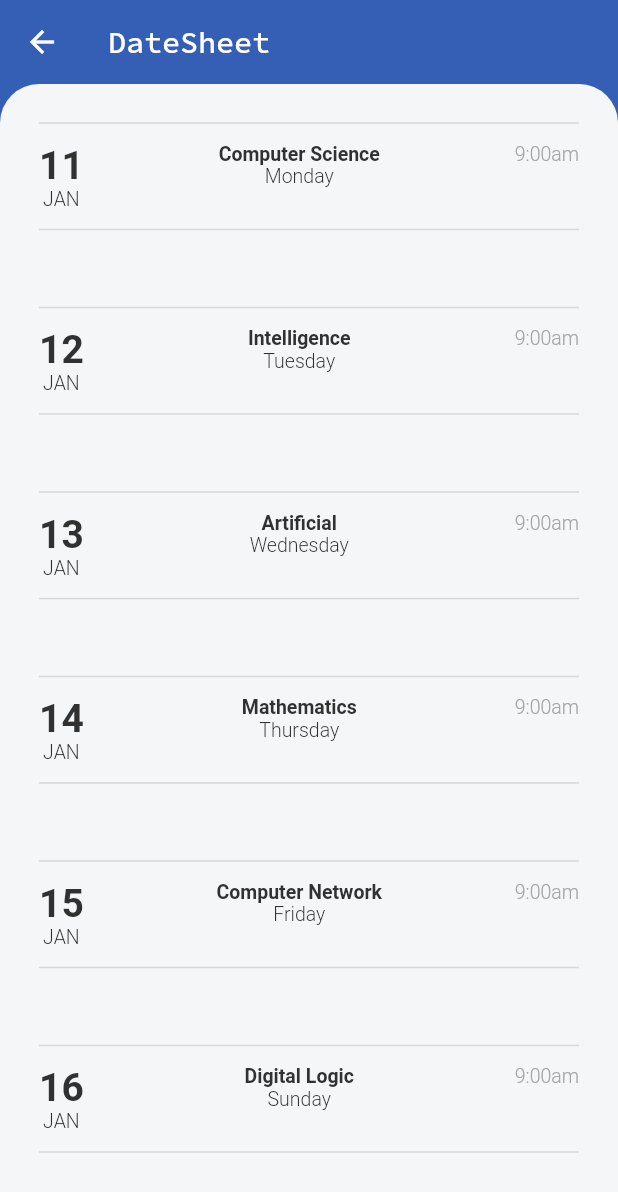
After one commit to KABITATHUYAJU98/school_app_flutter, a Flutter app: the DateSheetScreen screen opened by its route, on a phone screen of 412 x 824 dp. The commit adds this screen. Shown: the top 1192 px of the screen. Run offline on Flutter 3.47's test engine with Material 2 defaults, Android fonts, the phone set to English and light mode, and no system bars; our stand-ins replace flutter_svg, google_fonts.

Commit message:
'added_date_sheet_screen'

```diff
--- a/lib/routes.dart
+++ b/lib/routes.dart
@@ -1,5 +1,6 @@
 import 'package:flutter/material.dart';
 import 'package:hamro_vidyalaya/screens/assignment_screen/assignment_screen.dart';
+import 'package:hamro_vidyalaya/screens/date_sheet_screen/date_sheet_screen.dart';
 import 'package:hamro_vidyalaya/screens/fee_screen/fee_screen.dart';
 import 'package:hamro_vidyalaya/screens/home_screen/home_screen.dart';
 import 'package:hamro_vidyalaya/screens/login_screen/login_screen.dart';
@@ -14,4 +15,5 @@ Map<String, WidgetBuilder> routes = {
   MyProfileScreen.routeName: (context) => MyProfileScreen(),
   FeeScreen.routeName: (context) => FeeScreen(),
   AssignmentScreen.routeName: (context) => AssignmentScreen(),
+  DateSheetScreen.routeName: (context) => DateSheetScreen(),
 };
--- a/lib/screens/assignment_screen/assignment_screen.dart
+++ b/lib/screens/assignment_screen/assignment_screen.dart
@@ -28,12 +28,12 @@ class AssignmentScreen extends StatelessWidget {
                     itemCount: assignment.length,
                     itemBuilder: (context, int index) {
                       return Container(
-                        margin: EdgeInsets.only(bottom: kDefaultPadding),
+                        margin: const EdgeInsets.only(bottom: kDefaultPadding),
                         child: Column(
                             mainAxisAlignment: MainAxisAlignment.center,
                             children: [
                               Container(
-                                padding: EdgeInsets.all(kDefaultPadding),
+                                padding: const EdgeInsets.all(kDefaultPadding),
                                 decoration: BoxDecoration(
                                     borderRadius:
                                         BorderRadius.circular(kDefaultPadding),
@@ -43,6 +43,7 @@ class AssignmentScreen extends StatelessWidget {
                                           color: kTextLightColor,
                                           blurRadius: 2.0)
                                     ]),
+
                                 child: Column(
                                     crossAxisAlignment:
                                         CrossAxisAlignment.start,
--- /dev/null
+++ b/lib/screens/date_sheet_screen/data/date_sheet_data.dart
@@ -0,0 +1,19 @@
+class DataSheet {
+  final int date;
+  final String monthName;
+  final String subjectName;
+  final String dayName;
+  final String time;
+
+  DataSheet(
+      this.date, this.monthName, this.subjectName, this.dayName, this.time);
+}
+
+List<DataSheet> dateSheet = [
+  DataSheet(11, 'JAN', 'Computer Science', 'Monday', '9:00am'),
+  DataSheet(12, 'JAN', 'Intelligence', 'Tuesday', '9:00am'),
+  DataSheet(13, 'JAN', 'Artificial', 'Wednesday', '9:00am'),
+  DataSheet(14, 'JAN', 'Mathematics', 'Thursday', '9:00am'),
+  DataSheet(15, 'JAN', 'Computer Network', 'Friday', '9:00am'),
+  DataSheet(16, 'JAN', 'Digital Logic', 'Sunday', '9:00am'),
+];
--- /dev/null
+++ b/lib/screens/date_sheet_screen/date_sheet_screen.dart
@@ -0,0 +1,122 @@
+import 'package:flutter/material.dart';
+import 'package:hamro_vidyalaya/constants.dart';
+import 'package:hamro_vidyalaya/screens/date_sheet_screen/data/date_sheet_data.dart';
+
+class DateSheetScreen extends StatelessWidget {
+  const DateSheetScreen({super.key});
+  static const String routeName = 'DateSheetScreen';
+
+  @override
+  Widget build(BuildContext context) {
+    return Scaffold(
+      appBar: AppBar(
+        title: const Text('DateSheet'),
+      ),
+      body: Column(children: [
+        Expanded(
+          child: Container(
+            width: MediaQuery.of(context).size.width,
+            decoration: BoxDecoration(
+                color: kOtherColor,
+                borderRadius: BorderRadius.only(
+                  topLeft: Radius.circular(kDefaultPadding),
+                  topRight: Radius.circular(kDefaultPadding),
+                )),
+            child: ListView.builder(
+                itemCount: dateSheet.length,
+                itemBuilder: (context, index) {
+                  return Container(
+                    margin: const EdgeInsets.only(
+                        left: kDefaultPadding / 2, right: kDefaultPadding / 2),
+                    padding: const EdgeInsets.all(kDefaultPadding / 2),
+                    child: Column(
+                        crossAxisAlignment: CrossAxisAlignment.center,
+                        mainAxisAlignment: MainAxisAlignment.center,
+                        children: [
+                          const SizedBox(
+                            height: kDefaultPadding,
+                            child: Divider(
+                              thickness: 1.0,
+                            ),
+                          ),
+
+                          //1st need a row then 3 columns
+                          Row(
+                            mainAxisAlignment: MainAxisAlignment.spaceBetween,
+                            crossAxisAlignment: CrossAxisAlignment.start,
+                            children: [
+                              //1st COlumn
+                              Column(
+                                crossAxisAlignment: CrossAxisAlignment.center,
+                                mainAxisAlignment: MainAxisAlignment.center,
+                                children: [
+                                  Text(
+                                    dateSheet[index].date.toString(),
+                                    style: TextStyle(
+                                        color: kTextBlackColor,
+                                        fontSize: 26.0,
+                                        fontWeight: FontWeight.bold),
+                                  ),
+                                  Text(
+                                    dateSheet[index].monthName,
+                                    style: TextStyle(
+                                        color: kTextBlackColor,
+                                        fontSize: 13.0,
+                                        fontWeight: FontWeight.w300),
+                                  )
+                                ],
+                              ),
+
+                              //2nd Column
+                              Column(
+                                mainAxisAlignment: MainAxisAlignment.center,
+                                crossAxisAlignment: CrossAxisAlignment.center,
+                                children: [
+                                  Text(
+                                    dateSheet[index].subjectName,
+                                    style: TextStyle(
+                                        color: kTextBlackColor,
+                                        fontWeight: FontWeight.bold,
+                                        fontSize: 13.0),
+                                  ),
+                                  Text(
+                                    dateSheet[index].dayName,
+                                    style: TextStyle(
+                                        color: kTextBlackColor,
+                                        fontWeight: FontWeight.w300,
+                                        fontSize: 13.0),
+                                  )
+                                ],
+                              ),
+
+                              //3rd Column
+                              Column(
+                                crossAxisAlignment: CrossAxisAlignment.center,
+                                mainAxisAlignment: MainAxisAlignment.center,
+                                children: [
+                                  Text(
+                                    dateSheet[index].time,
+                                    style: TextStyle(
+                                        color: kTextLightColor,
+                                        fontWeight: FontWeight.w300,
+                                        fontSize: 13.0),
+                                  )
+                                ],
+                              )
+                            ],
+                          ),
+                          const SizedBox(
+                            height: kDefaultPadding,
+                            child: Divider(
+                              thickness: 1.0,
+                            ),
+                          )
+                        ]),
+                  );
+                }),
+          ),
+        )
+      ]),
+    );
+  }
+}
--- a/lib/screens/home_screen/home_screen.dart
+++ b/lib/screens/home_screen/home_screen.dart
@@ -2,6 +2,7 @@ import 'package:flutter/material.dart';
 import 'package:flutter_svg/flutter_svg.dart';
 import 'package:hamro_vidyalaya/constants.dart';
 import 'package:hamro_vidyalaya/screens/assignment_screen/assignment_screen.dart';
+import 'package:hamro_vidyalaya/screens/date_sheet_screen/date_sheet_screen.dart';
 import 'package:hamro_vidyalaya/screens/fee_screen/fee_screen.dart';
 import 'package:hamro_vidyalaya/screens/home_screen/widgets/student_data.dart';
 import 'package:hamro_vidyalaya/screens/my_profile/my_profile.dart';
@@ -41,8 +42,7 @@ class HomeScreen extends StatelessWidget {
                     studentPicture: 'assets/images/student_profile.jpeg',
                     onPress: () {
                       //go to profile detail screen here
-                      Navigator.pushNamedAndRemoveUntil(
-                          context, MyProfileScreen.routeName, (route) => false);
+                      Navigator.pushNamed(context, MyProfileScreen.routeName);
                     })
               ],
             ),
@@ -58,8 +58,7 @@ class HomeScreen extends StatelessWidget {
                     title: 'Fees Due',
                     value: '600\$',
                     onPress: () {
-                      Navigator.pushNamedAndRemoveUntil(
-                          context, FeeScreen.routeName, (route) => false);
+                      Navigator.pushNamed(context, FeeScreen.routeName);
                     })
               ],
             )
@@ -90,8 +89,8 @@ class HomeScreen extends StatelessWidget {
                           title: 'Take Quiz'),
                       HomeCard(
                           onPress: () {
-                            Navigator.pushNamedAndRemoveUntil(context,
-                                AssignmentScreen.routeName, (route) => false);
+                            Navigator.pushNamed(
+                                context, AssignmentScreen.routeName);
                           },
                           icon: 'assets/icons/assignment.svg',
                           title: 'Assignment')
@@ -118,7 +117,10 @@ class HomeScreen extends StatelessWidget {
                           icon: 'assets/icons/result.svg',
                           title: 'Result'),
                       HomeCard(
-                          onPress: () {},
+                          onPress: () {
+                            Navigator.pushNamed(
+                                context, DateSheetScreen.routeName);
+                          },
                           icon: 'assets/icons/datesheet.svg',
                           title: 'DateSheet')
                     ],
```
